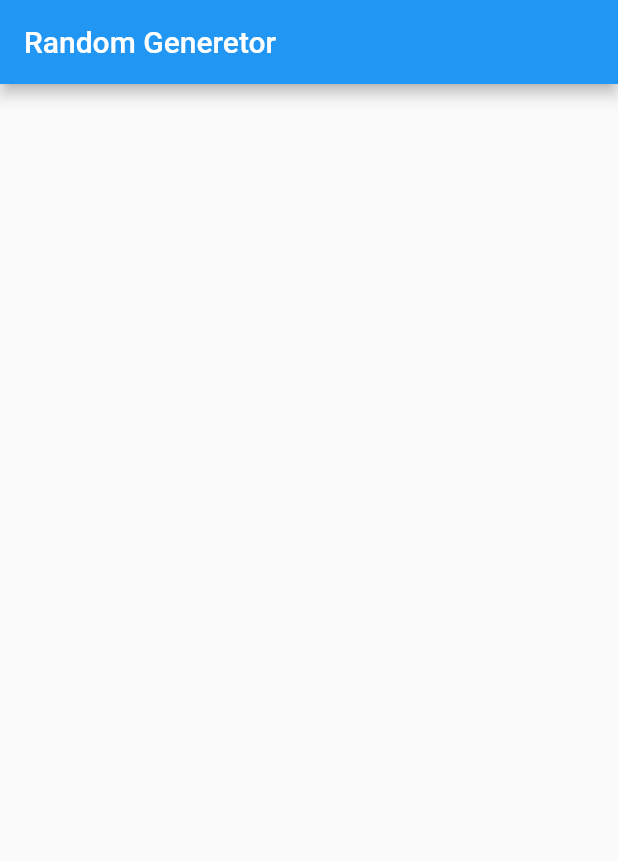
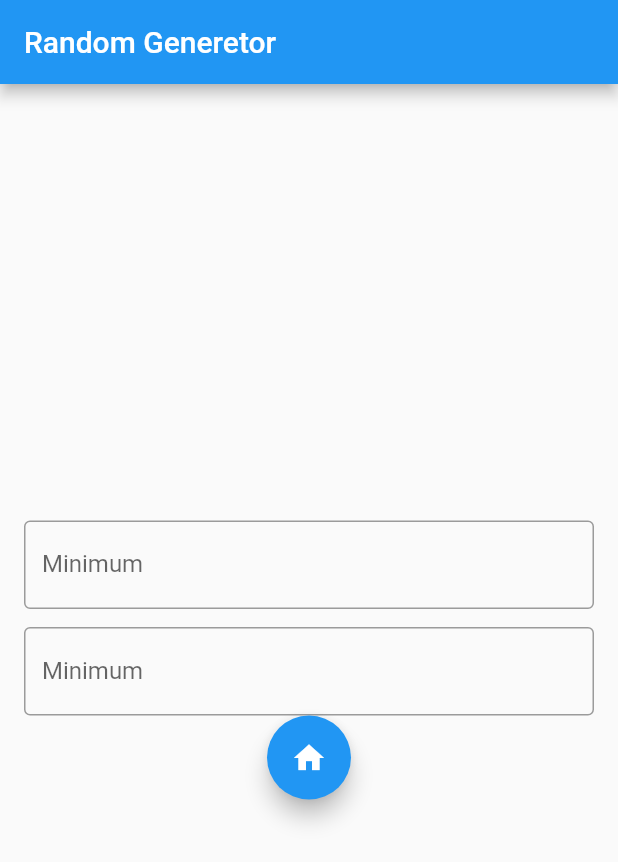
Before and after one commit to Codebox124/random-generator-app, a Flutter app: the screen it shows after launch, on a phone screen of 412 x 824 dp. Shown: the top 862 px of the screen. Run offline on Flutter 3.47's test engine with Material 2 defaults, Android fonts, the phone set to English and light mode, and no system bars.

Commit message:
added input and loting button

```diff
--- a/lib/home.dart
+++ b/lib/home.dart
@@ -14,7 +14,33 @@ class _HomeState extends State<Home> {
       appBar: AppBar(
         title: Text("Random Generetor"),
       ),
-
+      body: Padding(
+        padding: const EdgeInsets.all(16),
+        child: Column(
+          mainAxisAlignment: MainAxisAlignment.center,
+          children: [
+            TextFormField(
+              decoration: InputDecoration(
+                border: OutlineInputBorder(),
+                label: Text("Minimum"),
+              ),
+            ),
+            SizedBox(
+              height: 12,
+            ),
+            TextFormField(
+              decoration: InputDecoration(
+                border: OutlineInputBorder(),
+                label: Text("Minimum"),
+              ),
+            ),
+            FloatingActionButton(
+              onPressed: () {},
+              child: Icon(Icons.home),
+            )
+          ],
+        ),
+      ),
     );
   }
 }
```
